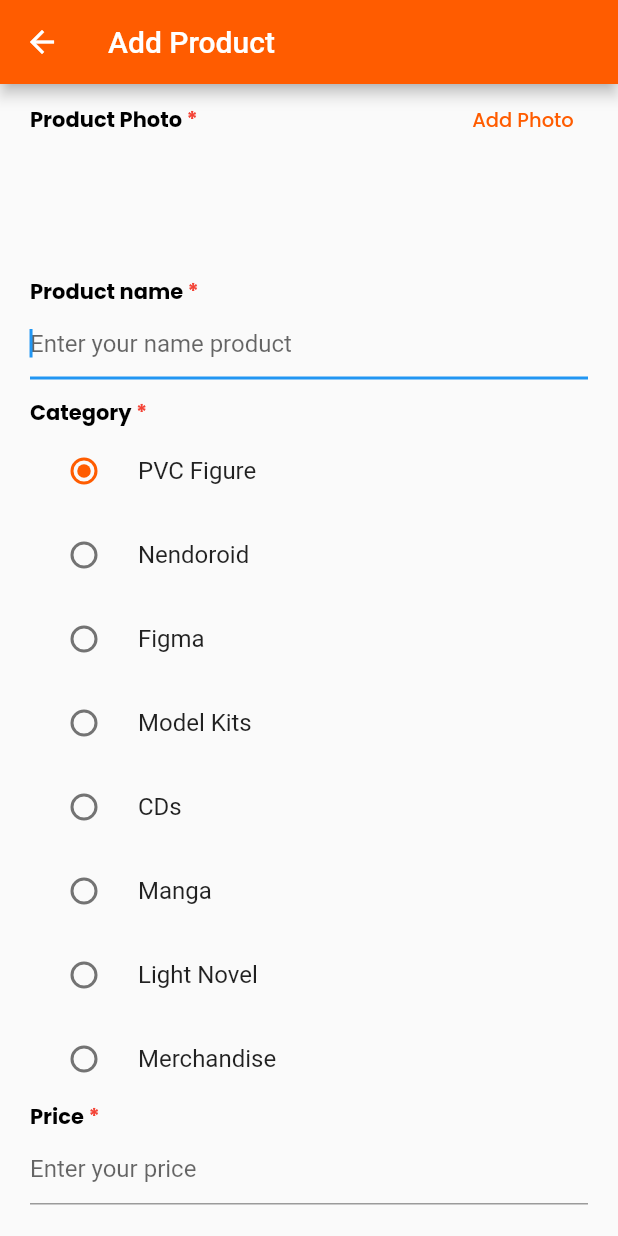
After one commit to yoesside/Animise-Flutter, a Flutter app: the AddProductPage screen opened by its route, on a phone screen of 412 x 824 dp. The commit adds this screen. Run offline on Flutter 3.47's test engine with Material 2 defaults, Android fonts, the phone set to English and light mode, and no system bars; our stand-ins replace google_fonts.

Commit message:
Add Product (80%)

```diff
--- a/lib/main.dart
+++ b/lib/main.dart
@@ -1,5 +1,6 @@
 // import 'dart:js';
 
+import 'package:animise_application/pages/add_product_page.dart';
 import 'package:animise_application/pages/homescreen_admin_page.dart';
 import 'package:animise_application/pages/sign_in_page.dart';
 import 'package:animise_application/pages/sign_up_page.dart';
@@ -22,6 +23,7 @@ class MyApp extends StatelessWidget {
         '/sign-in': (context) => SignInPage(),
         '/sign-up': (context) => SignUpPage(),
         '/homescreen-admin': (context) => HomescreenAdminPage(),
+        '/add-product': (context) => AddProductPage(),
       },
     );
   }
--- /dev/null
+++ b/lib/pages/add_product_page.dart
@@ -0,0 +1,282 @@
+import 'package:animise_application/theme.dart';
+import 'package:flutter/material.dart';
+
+class AddProductPage extends StatefulWidget {
+  @override
+  _AddProductPageState createState() => _AddProductPageState();
+}
+
+class _AddProductPageState extends State<AddProductPage> {
+  int selectedValue = 0;
+  bool activePreOrderSwitch = false;
+
+  @override
+  Widget build(BuildContext context) {
+    return Scaffold(
+      appBar: AppBar(
+        backgroundColor: primaryOrangeColor,
+        title: Text("Add Product"),
+      ),
+      resizeToAvoidBottomInset: false,
+      body: SingleChildScrollView(
+        child: Container(
+          margin: EdgeInsets.fromLTRB(20, 0, 20, 15),
+          child: Column(
+            mainAxisAlignment: MainAxisAlignment.start,
+            crossAxisAlignment: CrossAxisAlignment.start,
+            children: [
+              Row(
+                children: [
+                  Text(
+                    "Product Photo",
+                    style: primaryTextStyle.copyWith(
+                      fontWeight: bold,
+                      fontSize: 14,
+                    ),
+                  ),
+                  Text(
+                    " *",
+                    style: fifthTextStyle.copyWith(
+                      fontSize: 14,
+                      fontWeight: bold,
+                    ),
+                  ),
+                  SizedBox(
+                    width: 175,
+                  ),
+                  TextButton(
+                      onPressed: () {},
+                      child: Text(
+                        "Add Photo",
+                        style: thirdTextStyle.copyWith(
+                          fontWeight: medium,
+                          fontSize: 13,
+                        ),
+                      ))
+                  //Kendala masih bingung cara upload foto produk + masih nyari cara
+                ],
+              ),
+              SizedBox(
+                height: 80,
+              ),
+              Row(children: [
+                Text(
+                  "Product name",
+                  style: primaryTextStyle.copyWith(
+                    fontWeight: bold,
+                    fontSize: 14,
+                  ),
+                ),
+                Text(
+                  " *",
+                  style: fifthTextStyle.copyWith(
+                    fontSize: 14,
+                    fontWeight: bold,
+                  ),
+                ),
+              ]),
+              TextField(
+                autofocus: true,
+                decoration: InputDecoration(
+                  hintText: "Enter your name product",
+                ),
+              ),
+              SizedBox(
+                height: 12,
+              ),
+              Row(children: [
+                Text(
+                  "Category",
+                  style: primaryTextStyle.copyWith(
+                    fontSize: 14,
+                    fontWeight: bold,
+                  ),
+                ),
+                Text(
+                  " *",
+                  style: fifthTextStyle.copyWith(
+                    fontSize: 14,
+                    fontWeight: bold,
+                  ),
+                ),
+              ]),
+              Transform.scale(
+                scale: 1,
+                child: RadioListTile(
+                  value: 0,
+                  groupValue: selectedValue,
+                  title: Text("PVC Figure"),
+                  onChanged: (value) => setState(() => selectedValue = 0),
+                  activeColor: primaryOrangeColor,
+                ),
+              ),
+              RadioListTile(
+                value: 1,
+                groupValue: selectedValue,
+                title: Text("Nendoroid"),
+                onChanged: (value) => setState(() => selectedValue = 1),
+                activeColor: primaryOrangeColor,
+              ),
+              RadioListTile(
+                value: 2,
+                groupValue: selectedValue,
+                title: Text("Figma"),
+                onChanged: (value) => setState(() => selectedValue = 2),
+                activeColor: primaryOrangeColor,
+              ),
+              RadioListTile(
+                value: 3,
+                groupValue: selectedValue,
+                title: Text("Model Kits"),
+                onChanged: (value) => setState(() => selectedValue = 3),
+                activeColor: primaryOrangeColor,
+              ),
+              RadioListTile(
+                value: 4,
+                groupValue: selectedValue,
+                title: Text("CDs"),
+                onChanged: (value) => setState(() => selectedValue = 4),
+                activeColor: primaryOrangeColor,
+              ),
+              RadioListTile(
+                value: 5,
+                groupValue: selectedValue,
+                title: Text("Manga"),
+                onChanged: (value) => setState(() => selectedValue = 5),
+                activeColor: primaryOrangeColor,
+              ),
+              RadioListTile(
+                value: 6,
+                groupValue: selectedValue,
+                title: Text("Light Novel"),
+                onChanged: (value) => setState(() => selectedValue = 6),
+                activeColor: primaryOrangeColor,
+              ),
+              RadioListTile(
+                value: 7,
+                groupValue: selectedValue,
+                title: Text("Merchandise"),
+                onChanged: (value) => setState(() => selectedValue = 7),
+                activeColor: primaryOrangeColor,
+              ),
+              Row(
+                children:[ Text(
+                  "Price",
+                  style: primaryTextStyle.copyWith(
+                    fontWeight: bold,
+                    fontSize: 14,
+                  ),
+                ),
+                Text(
+                  " *",
+                  style: fifthTextStyle.copyWith(
+                    fontSize: 14,
+                    fontWeight: bold,
+                  ),
+                ),
+              ]),
+              TextField(
+                autofocus: true,
+                decoration: InputDecoration(
+                  hintText: "Enter your price",
+                ),
+              ),
+              SizedBox(
+                height: 16,
+              ),
+              Row(
+                children: [
+                  Text(
+                    "Active Pre-order",
+                    style: primaryTextStyle.copyWith(
+                      fontSize: 14,
+                      fontWeight: bold,
+                    ),
+                  ),
+                  Text(
+                  " *",
+                  style: fifthTextStyle.copyWith(
+                    fontSize: 14,
+                    fontWeight: bold,
+                  ),
+                ),
+                  SizedBox(
+                    width: 186,
+                  ),
+                  Switch(
+                    value: activePreOrderSwitch,
+                    onChanged: (value) {
+                      setState(() {
+                        activePreOrderSwitch = value;
+                        print(activePreOrderSwitch);
+                      });
+                    },
+                    activeTrackColor: primaryOrangeColor,
+                    activeColor: primaryOrangeColor,
+                  ),
+                ],
+              ),
+              SizedBox(
+                height: 22,
+              ),
+              Text(
+                "Release",
+                style: primaryTextStyle.copyWith(
+                  fontSize: 14,
+                  fontWeight: bold,
+                ),
+              ),
+              TextField(
+                autofocus: true,
+                decoration: InputDecoration(
+                  hintText: "Enter release product date",
+                ),
+              ),
+              // Kalau barangnya gak pre-order, gak perlu diisi
+              SizedBox(
+                height: 22,
+              ),
+              Text(
+                "Estimated Arrival",
+                style: primaryTextStyle.copyWith(
+                  fontSize: 14,
+                  fontWeight: bold,
+                ),
+              ),
+              TextField(
+                autofocus: true,
+                decoration: InputDecoration(
+                  hintText: "Enter estimated arrival date",
+                ),
+              ),
+              // Kalau barangnya gak pre-order, gak perlu diisi
+              SizedBox(
+                height: 50,
+              ),
+              Row(
+                children: [
+                  SizedBox(
+                    width: 240,
+                  ),
+                  ElevatedButton(
+                    child: Text(
+                      "Add Product",
+                      style: secondaryTextStyle.copyWith(
+                        fontSize: 16,
+                        fontWeight: bold,
+                      ),
+                    ),
+                    style: ElevatedButton.styleFrom(
+                      primary: primaryOrangeColor,
+                    ),
+                    onPressed: () {},
+                  ),
+                ],
+              )
+            ],
+          ),
+        ),
+      ),
+    );
+  }
+}
--- a/lib/pages/homescreen_admin_page.dart
+++ b/lib/pages/homescreen_admin_page.dart
@@ -65,7 +65,7 @@ class HomescreenAdminPage extends StatelessWidget {
               children: [
                 InkWell(
                   onTap: () {
-
+                    Navigator.pushNamed(context, '/add-product');
                   },
                   child: Image.asset("assets/add_product.png",
                     width: 80
--- a/lib/pages/sign_in_page.dart
+++ b/lib/pages/sign_in_page.dart
@@ -39,6 +39,7 @@ class SignInPage extends StatelessWidget {
                     ),
                     Expanded(
                       child: TextFormField(
+                        autofocus: true,
                         style: primaryTextStyle,
                         decoration: InputDecoration.collapsed(
                             hintText: "Enter your username"),
@@ -88,6 +89,7 @@ class SignInPage extends StatelessWidget {
                     ),
                     Expanded(
                       child: TextFormField(
+                        autofocus: true,
                         style: primaryTextStyle,
                         obscureText: true,
                         decoration: InputDecoration.collapsed(
--- a/lib/pages/splash_page.dart
+++ b/lib/pages/splash_page.dart
@@ -20,6 +20,7 @@ class _SplashPageState extends State<SplashPage> {
     super.initState();
 
   }
+
   Widget build(BuildContext context) {
     return Scaffold(
         backgroundColor: primaryOrangeColor,
--- a/lib/theme.dart
+++ b/lib/theme.dart
@@ -24,6 +24,10 @@ TextStyle fourthTextStyle = GoogleFonts.poppins(
   color: primaryYellowColor,
 );
 
+TextStyle fifthTextStyle = GoogleFonts.poppins(
+  color: Colors.red,
+);
+
 FontWeight light = FontWeight.w300;
 FontWeight reguler = FontWeight.w400;
 FontWeight medium = FontWeight.w500;
```
